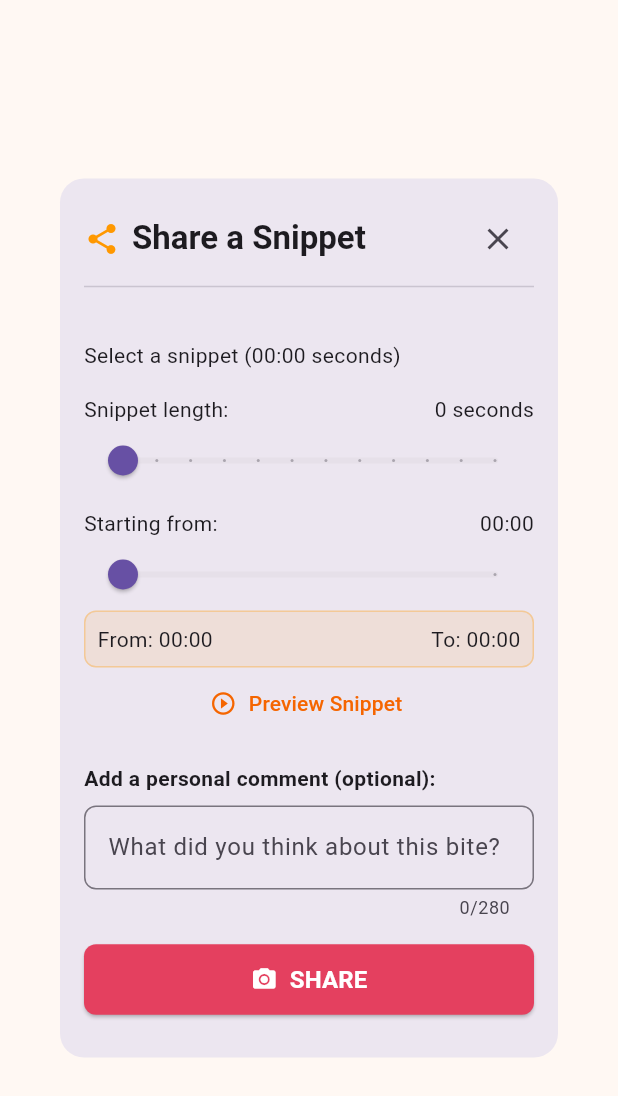
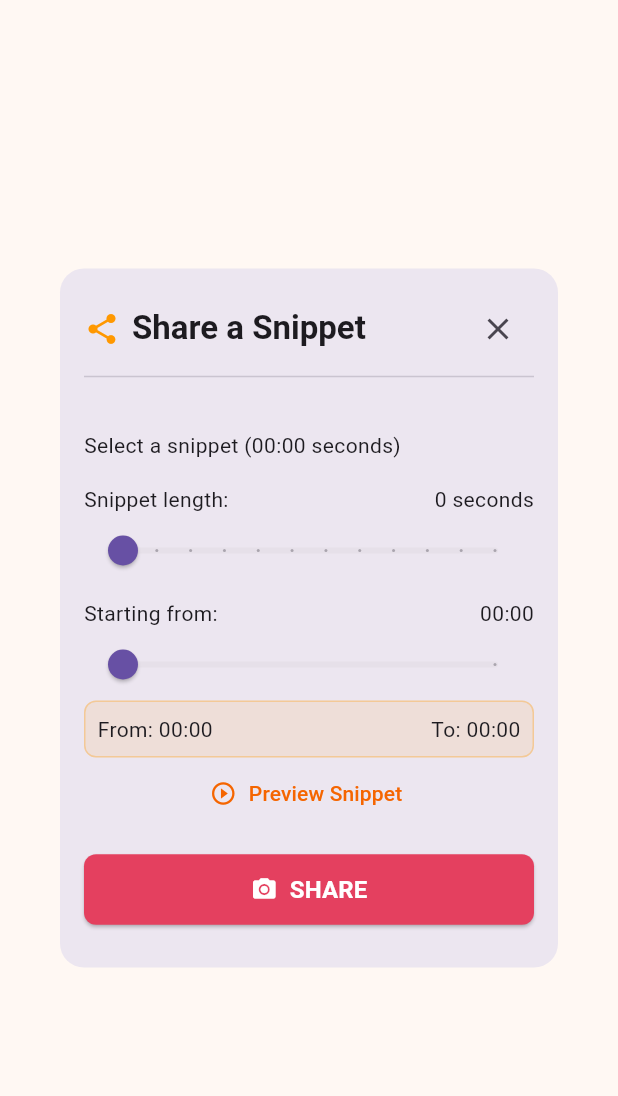
Before and after one commit to SolimanA1/pumpkin-bites-v3, a Flutter app: the ShareDialog widget shown alone on an empty page, opened directly with empty values, on a phone screen of 412 x 824 dp. Shown: the top 1096 px of the screen. Run offline on Flutter 3.47's test engine with Material 3 defaults, Android fonts, the phone set to English and light mode, and no system bars; our stand-ins replace cached_network_image, cloud_firestore, cloud_functions, firebase_auth, firebase_core, firebase_storage and 8 more; missing offline and left inert: audio_session; accounts and stored records are empty; statements that could not run were skipped.

```diff
--- a/lib/screens/share_dialog.dart
+++ b/lib/screens/share_dialog.dart
@@ -26,7 +26,6 @@ class ShareDialog extends StatefulWidget {
 }
 
 class _ShareDialogState extends State<ShareDialog> {
-  final TextEditingController _commentController = TextEditingController();
   final FirebaseFirestore _firestore = FirebaseFirestore.instance;
   final FirebaseAuth _auth = FirebaseAuth.instance;
   final ShareService _shareService = ShareService();
@@ -93,7 +92,6 @@ class _ShareDialogState extends State<ShareDialog> {
 
   @override
   void dispose() {
-    _commentController.dispose();
     _previewTimer?.cancel();
     super.dispose();
   }
@@ -138,7 +136,7 @@ class _ShareDialogState extends State<ShareDialog> {
         'timestamp': FieldValue.serverTimestamp(),
         'snippetStart': _startPosition,
         'snippetDuration': _snippetDuration,
-        'message': _commentController.text.trim(),
+        'message': '',
       });
 
       // Update the bite's share count
@@ -167,7 +165,7 @@ class _ShareDialogState extends State<ShareDialog> {
         widget.bite,
         startTime: startTime,
         endTime: endTime,
-        personalMessage: _commentController.text.trim(),
+        personalMessage: '',
       );
 
       if (mounted) {
@@ -205,7 +203,7 @@ class _ShareDialogState extends State<ShareDialog> {
       await _shareService.shareToInstagramStories(
         context,
         widget.bite,
-        personalComment: _commentController.text.trim(),
+        personalComment: '',
         snippetDuration: _snippetDuration.round(),
         startPosition: Duration(seconds: _startPosition.round()),
       );
@@ -242,15 +240,10 @@ class _ShareDialogState extends State<ShareDialog> {
 
   // Create a share message based on the bite content
   String _createShareMessage(BiteModel bite, String deepLink) {
-    final personalComment = _commentController.text.trim();
-    final personalNote = personalComment.isNotEmpty
-        ? "Here's what I think: $personalComment\n\n"
-        : "";
-
     return '''
 I just listened to "${bite.title}" on Pumpkin Bites and thought you might enjoy it too!
 
-$personalNote${bite.description}
+${bite.description}
 
 Check out this ${_snippetDuration.round()}-second snippet: $deepLink
 ''';
@@ -435,26 +428,6 @@ Check out this ${_snippetDuration.round()}-second snippet: $deepLink
               ),
             ),
 
-            // Personal comment
-            const SizedBox(height: 16),
-            const Text(
-              'Add a personal comment (optional):',
-              style: TextStyle(fontWeight: FontWeight.bold),
-            ),
-            const SizedBox(height: 8),
-            TextField(
-              controller: _commentController,
-              decoration: InputDecoration(
-                hintText: 'What did you think about this bite?',
-                border: OutlineInputBorder(
-                  borderRadius: BorderRadius.circular(8),
-                ),
-              ),
-              maxLines: 2, // Reduced from 3 to 2
-              maxLength: 280, // Twitter-like character limit
-              minLines: 1,
-            ),
-
             // Share buttons
             const SizedBox(height: 16),
             Column(
```
